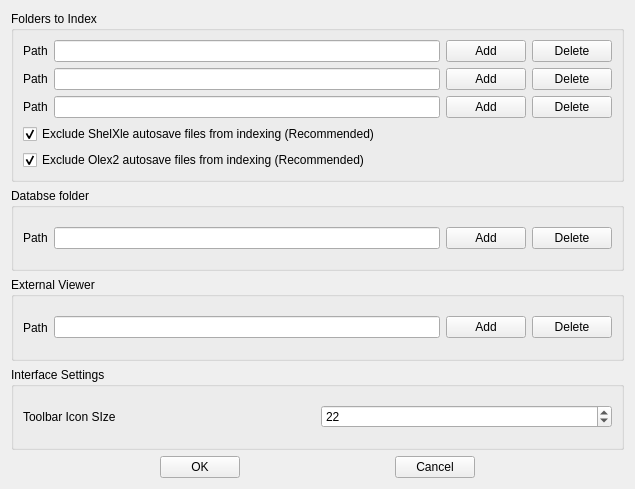
Before: the Qt Designer form settings.ui in PavloSolntsev/solxd, drawn with Qt 5.
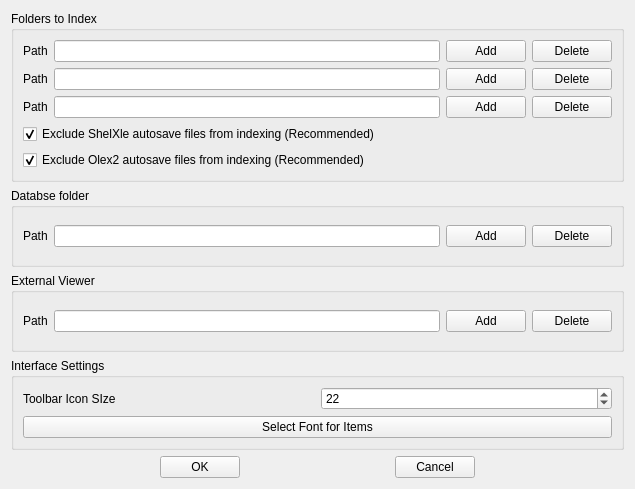
After: the same form once the commit is applied.

Commit message: Font update is done

Patch:
```diff
--- a/settings.ui
+++ b/settings.ui
@@ -223,7 +223,7 @@
      <property name="title">
       <string>Interface Settings</string>
      </property>
-     <layout class="QHBoxLayout" name="horizontalLayout_6">
+     <layout class="QVBoxLayout" name="verticalLayout_4">
       <item>
        <layout class="QHBoxLayout" name="horizontalLayout_5">
         <item>
@@ -245,6 +245,13 @@
         </item>
        </layout>
       </item>
+      <item>
+       <widget class="QPushButton" name="pushButton_font">
+        <property name="text">
+         <string>Select Font for Items</string>
+        </property>
+       </widget>
+      </item>
      </layout>
     </widget>
    </item>
```
The commit also changes 4 other files.
